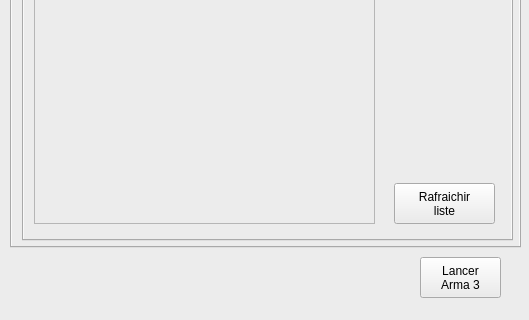
This is principale.ui in ChristopheTdn/GOSLauncher_A3_Python_version as Qt 5 draws it before an edit; both pictures show x 0 to 529 and y 303 to 623 of the 529 by 623 pixel window. The edited form follows.
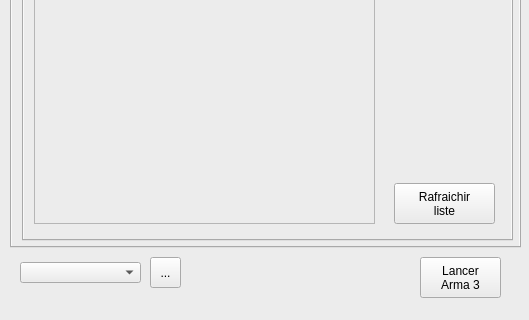
This is the edited form. The open tabs and pages were chosen to show the change. Icons and pictures are not drawn.

What changed in the file:
```diff
--- a/principale.ui
+++ b/principale.ui
@@ -20,6 +20,9 @@
   <property name="styleSheet">
    <string notr="true">background-color: rgb(236, 236, 236);</string>
   </property>
+  <property name="tabShape">
+   <enum>QTabWidget::Triangular</enum>
+  </property>
   <widget class="QWidget" name="centralWidget">
    <widget class="QTabWidget" name="tabWidget">
     <property name="geometry">
@@ -1269,6 +1272,44 @@
      <string notr="true">GOS Launcher A3</string>
     </property>
    </widget>
+   <widget class="QComboBox" name="comboBox_ChoixProfil">
+    <property name="geometry">
+     <rect>
+      <x>20</x>
+      <y>565</y>
+      <width>121</width>
+      <height>21</height>
+     </rect>
+    </property>
+    <property name="font">
+     <font>
+      <pointsize>8</pointsize>
+     </font>
+    </property>
+   </widget>
+   <widget class="QToolButton" name="toolButton_saveProfil">
+    <property name="geometry">
+     <rect>
+      <x>150</x>
+      <y>560</y>
+      <width>31</width>
+      <height>31</height>
+     </rect>
+    </property>
+    <property name="text">
+     <string>...</string>
+    </property>
+    <property name="icon">
+     <iconset>
+      <normaloff>gfx/disquette.png</normaloff>gfx/disquette.png</iconset>
+    </property>
+    <property name="iconSize">
+     <size>
+      <width>32</width>
+      <height>32</height>
+     </size>
+    </property>
+   </widget>
   </widget>
  </widget>
  <resources/>
```
Left out of the diff: 2 changed lines with no effect on the pictures.
